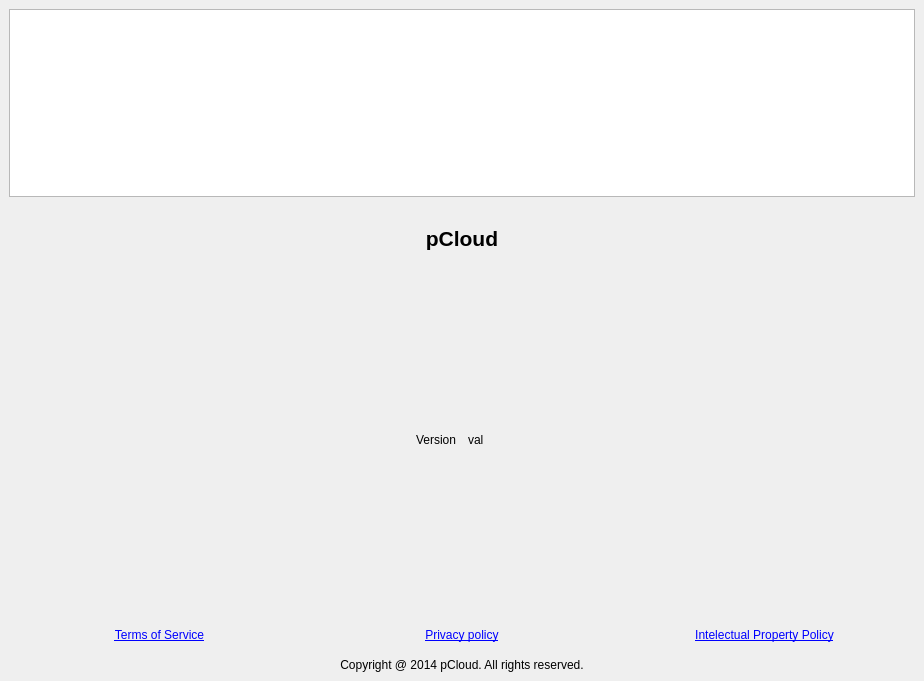
Before: the Qt Designer form pcloudwindow.ui in pcloudcom/psyncgui, drawn with Qt 5.
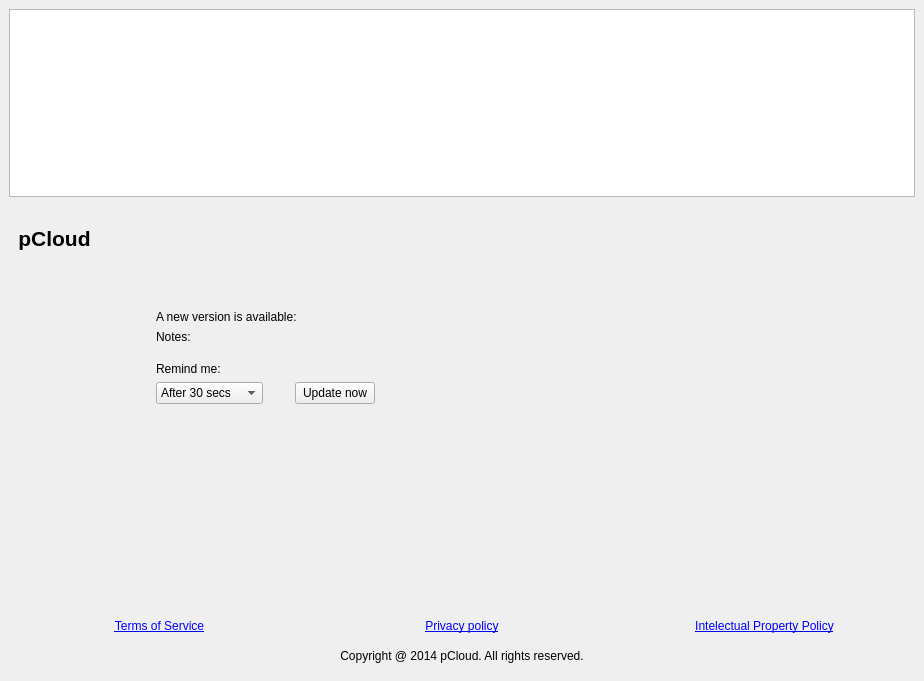
After: the same form once the commit is applied. The open tabs and pages were chosen to show the change. Icons and pictures are not drawn.

Diff of the .ui file:
```diff
--- a/pcloudwindow.ui
+++ b/pcloudwindow.ui
@@ -14,7 +14,7 @@
    <string>MainWindow</string>
   </property>
   <widget class="QWidget" name="centralwidget">
-   <layout class="QVBoxLayout" name="verticalLayout_11">
+   <layout class="QVBoxLayout" name="verticalLayout_16">
     <item>
      <layout class="QVBoxLayout" name="verticalLayout" stretch="0">
       <property name="spacing">
@@ -1657,12 +1657,11 @@
        </layout>
       </widget>
       <widget class="QWidget" name="pageAbout">
-       <layout class="QVBoxLayout" name="verticalLayout_13">
-        <property name="bottomMargin">
-         <number>0</number>
-        </property>
+       <layout class="QVBoxLayout" name="verticalLayout_14">
         <item>
-         <layout class="QVBoxLayout" name="verticalLayout_12">
+         <layout class="QHBoxLayout" name="horizontalLayout_5">
+          <item>
+           <layout class="QVBoxLayout" name="verticalLayout_12" stretch="0,1">
           <property name="spacing">
            <number>0</number>
           </property>
@@ -1702,51 +1701,122 @@
          </layout>
         </item>
         <item>
-         <spacer name="verticalSpacer_4">
-          <property name="orientation">
-           <enum>Qt::Vertical</enum>
-          </property>
-          <property name="sizeHint" stdset="0">
-           <size>
-            <width>20</width>
-            <height>50</height>
-           </size>
-          </property>
-         </spacer>
-        </item>
-        <item>
-         <layout class="QHBoxLayout" name="horizontalLayout_5">
-          <property name="spacing">
-           <number>12</number>
-          </property>
-          <item>
-           <widget class="QLabel" name="label_version">
-            <property name="text">
-             <string>Version</string>
-            </property>
-            <property name="alignment">
-             <set>Qt::AlignRight|Qt::AlignTrailing|Qt::AlignVCenter</set>
-            </property>
-           </widget>
-          </item>
+           <layout class="QVBoxLayout" name="verticalLayout_13">
+            <property name="leftMargin">
+             <number>50</number>
+            </property>
+            <property name="topMargin">
+             <number>25</number>
+            </property>
           <item>
            <widget class="QLabel" name="label_versionVal">
             <property name="text">
-             <string>val</string>
+               <string/>
             </property>
            </widget>
           </item>
-         </layout>
-        </item>
+            <item>
+             <widget class="QWidget" name="widget_newVersion" native="true">
+              <layout class="QVBoxLayout" name="verticalLayout_11">
+               <item>
+                <widget class="QLabel" name="label_newVersion">
+                 <property name="text">
+                  <string>A new version is available:</string>
+                 </property>
+                </widget>
+               </item>
+               <item>
+                <widget class="QLabel" name="label_notes">
+                 <property name="text">
+                  <string>Notes:</string>
+                 </property>
+                </widget>
+               </item>
+               <item>
+                <layout class="QGridLayout" name="gridLayout_2">
+                 <property name="topMargin">
+                  <number>12</number>
+                 </property>
+                 <property name="horizontalSpacing">
+                  <number>32</number>
+                 </property>
+                 <item row="1" column="2">
+                  <spacer name="horizontalSpacer_27">
+                   <property name="orientation">
+                    <enum>Qt::Horizontal</enum>
+                   </property>
+                   <property name="sizeHint" stdset="0">
+                    <size>
+                     <width>40</width>
+                     <height>20</height>
+                    </size>
+                   </property>
+                  </spacer>
+                 </item>
+                 <item row="0" column="0">
+                  <widget class="QLabel" name="label_versionRemind">
+                   <property name="text">
+                    <string>Remind me:</string>
+                   </property>
+                  </widget>
+                 </item>
+                 <item row="1" column="0">
+                  <widget class="QComboBox" name="comboBox_versionReminder">
+                   <property name="currentIndex">
+                    <number>0</number>
+                   </property>
+                   <item>
+                    <property name="text">
+                     <string>After 30 secs</string>
+                    </property>
+                   </item>
+                   <item>
+                    <property name="text">
+                     <string>After 60 secs</string>
+                    </property>
+                   </item>
+                   <item>
+                    <property name="text">
+                     <string>After 90 secs</string>
+                    </property>
+                   </item>
+                   <item>
+                    <property name="text">
+                     <string>After 120 secs</string>
+                    </property>
+                   </item>
+                   <item>
+                    <property name="text">
+                     <string>Never</string>
+                    </property>
+                   </item>
+                  </widget>
+                 </item>
+                 <item row="1" column="1">
+                  <widget class="QPushButton" name="btnUpdtVersn">
+                   <property name="text">
+                    <string>Update now</string>
+                   </property>
+                  </widget>
+                 </item>
+                </layout>
+               </item>
+              </layout>
+             </widget>
+            </item>
+           </layout>
+          </item>
+         </layout>
+        </item>
         <item>
-         <spacer name="verticalSpacer_5">
+         <spacer name="verticalSpacer_4">
           <property name="orientation">
            <enum>Qt::Vertical</enum>
           </property>
           <property name="sizeHint" stdset="0">
            <size>
             <width>20</width>
-            <height>75</height>
+            <height>155</height>
            </size>
           </property>
          </spacer>
```
Left out of the diff: 4 changed lines with no effect on the pictures. Lines whose indentation alone changed are shown as unchanged.
